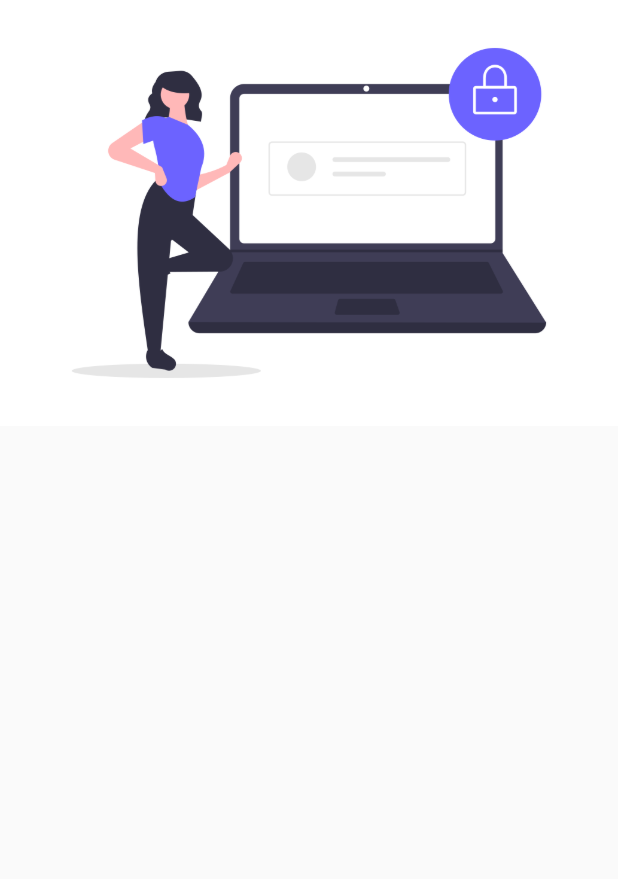
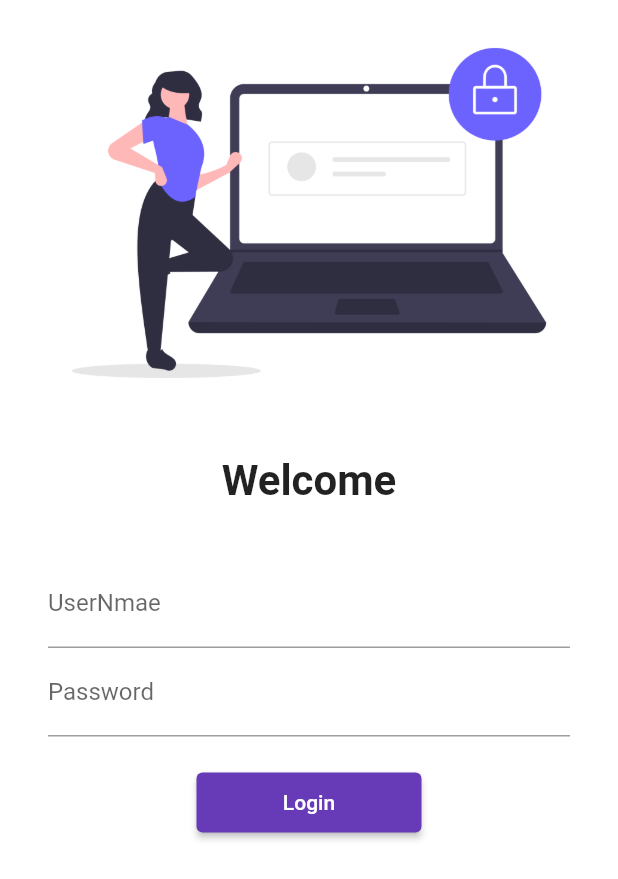
Before and after one commit to Abhi8899/30DaysOfFlutter, a Flutter app: the screen it shows after launch, on a phone screen of 412 x 824 dp. Shown: the top 879 px of the screen. Run offline on Flutter 3.47's test engine with Material 2 defaults, Android fonts, the phone set to English and light mode, and no system bars.

Commit message:
Update login_page.dart

```diff
--- a/lib/layouts/login_page.dart
+++ b/lib/layouts/login_page.dart
@@ -1,3 +1,6 @@
+// ignore_for_file: prefer_const_constructors, duplicate_ignore
+
+import 'package:demo/utils/routes.dart';
 import 'package:flutter/material.dart';
 
 class LoginPage extends StatelessWidget {
@@ -6,8 +9,55 @@ class LoginPage extends StatelessWidget {
   @override
   Widget build(BuildContext context) {
     return Material(
+        color: Colors.white,
         child: Column(
-      children: [Image.asset("assets/images/login_img.png")],
-    ));
+          children: [
+            Image.asset(
+              "assets/images/login_img.png",
+              fit: BoxFit.cover,
+            ),
+            const SizedBox(
+              height: 20.0,
+            ),
+            Text(
+              "Welcome",
+              style: TextStyle(
+                fontSize: 28,
+                fontWeight: FontWeight.bold,
+              ),
+            ),
+            SizedBox(
+              height: 20.0,
+            ),
+            Padding(
+              padding: EdgeInsets.symmetric(vertical: 16.0, horizontal: 32.0),
+              child: Column(
+                children: [
+                  TextFormField(
+                    // ignore: prefer_const_constructors
+                    decoration: InputDecoration(
+                        hintText: "Enter username", labelText: "UserNmae"),
+                  ),
+                  TextFormField(
+                    obscureText: true,
+                    // ignore: prefer_const_constructors
+                    decoration: InputDecoration(
+                        hintText: "Enter Password", labelText: "Password"),
+                  ),
+                  SizedBox(
+                    height: 20.0,
+                  ),
+                  ElevatedButton(
+                    onPressed: () {
+                      Navigator.pushNamed(context, MyRoutes.homeRoute);
+                    },
+                    style: TextButton.styleFrom(minimumSize: Size(150, 40)),
+                    child: Text("Login"),
+                  ),
+                ],
+              ),
+            )
+          ],
+        ));
   }
 }
```
